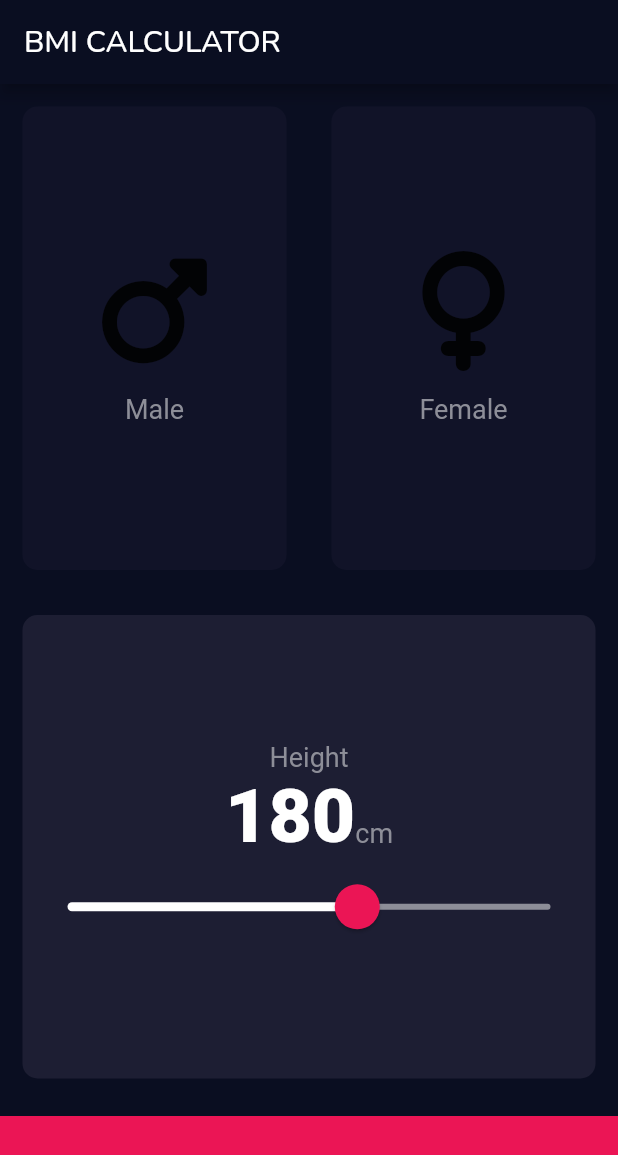
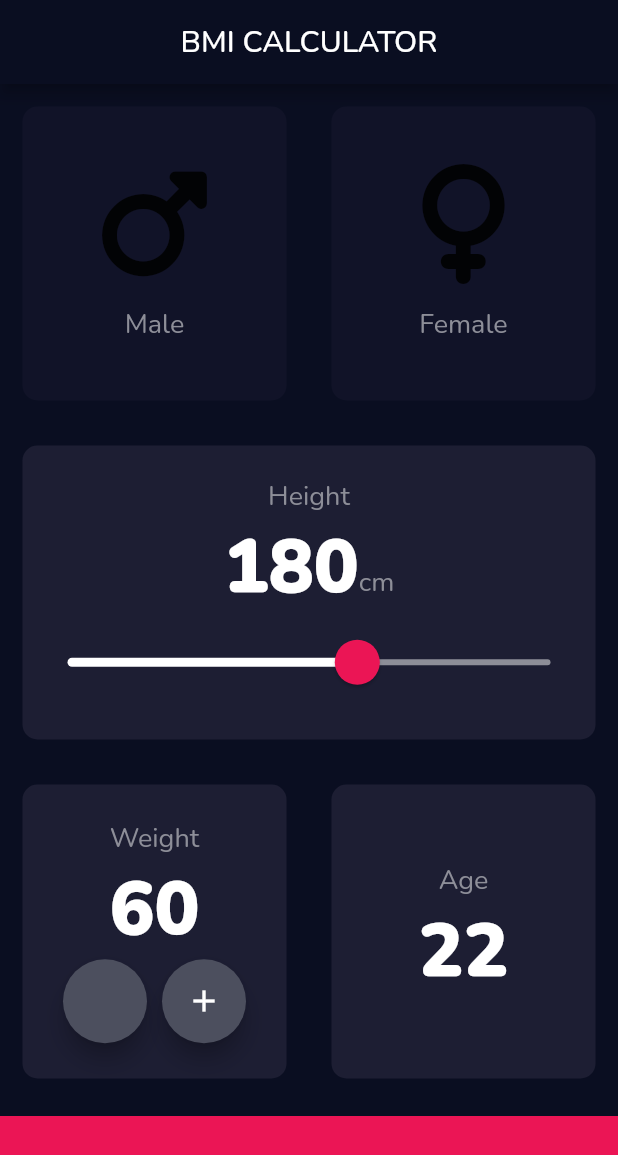
Before and after one commit to rhodinemma/hevy-flutter, a Flutter app: the screen it shows after launch, on a phone screen of 412 x 824 dp. Shown: the top 1155 px of the screen. Run offline on Flutter 3.47's test engine with Material 2 defaults, Android fonts, the phone set to English and light mode, and no system bars; our stand-ins replace font_awesome_flutter, google_fonts.

Commit message:
resolve font issue

```diff
--- a/lib/constants.dart
+++ b/lib/constants.dart
@@ -10,4 +10,3 @@ const kNumberTextStyle = TextStyle(
   fontSize: 50,
   fontWeight: FontWeight.w900,
 );
-var kMyFontStyle = GoogleFonts.nunito();
--- a/lib/main.dart
+++ b/lib/main.dart
@@ -1,6 +1,7 @@
 import 'package:flutter/material.dart';
 import 'package:flutter101/reusable_card.dart';
 import 'package:font_awesome_flutter/font_awesome_flutter.dart';
+import 'package:google_fonts/google_fonts.dart';
 
 import 'constants.dart';
 import 'icon_content.dart';
@@ -22,6 +23,7 @@ class MyApp extends StatelessWidget {
     return MaterialApp(
       debugShowCheckedModeBanner: false,
       theme: ThemeData(
+        fontFamily: "Nunito",
         textTheme: const TextTheme(
           bodyText2: TextStyle(color: Colors.white),
         ),
@@ -45,12 +47,15 @@ class HomePage extends StatefulWidget {
 class _HomePageState extends State<HomePage> {
   Gender? selectedGender;
   int height = 180;
+  int weight = 60;
+  int age = 22;
 
   @override
   Widget build(BuildContext context) {
     return Scaffold(
       appBar: AppBar(
-        title: Text('BMI CALCULATOR', style: kMyFontStyle),
+        centerTitle: true,
+        title: const Text('BMI CALCULATOR'),
       ),
       body: Column(
         crossAxisAlignment: CrossAxisAlignment.stretch,
@@ -140,22 +145,64 @@ class _HomePageState extends State<HomePage> {
               onPress: () {},
             ),
           ),
-          /*Expanded(
+          Expanded(
             child: Row(
-              children: const <Widget>[
+              children: <Widget>[
                 Expanded(
                   child: ReusableCard(
-                    colour: activeCardColor,
+                    cardChild: Column(
+                      mainAxisAlignment: MainAxisAlignment.center,
+                      children: <Widget>[
+                        const Text(
+                          'Weight',
+                          style: kLabelTextStyle,
+                        ),
+                        Text(
+                          weight.toString(),
+                          style: kNumberTextStyle,
+                        ),
+                        Row(
+                          mainAxisAlignment: MainAxisAlignment.center,
+                          children: [
+                            RoundIconButton(),
+                            const SizedBox(
+                              width: 10.0,
+                            ),
+                            FloatingActionButton(
+                              backgroundColor: const Color(0xFF4C4F5E),
+                              child: Icon(Icons.add),
+                              onPressed: () {},
+                            ),
+                          ],
+                        )
+                      ],
+                    ),
+                    colour: kActiveCardColor,
+                    onPress: () {},
                   ),
                 ),
                 Expanded(
                   child: ReusableCard(
-                    colour: activeCardColor,
+                    cardChild: Column(
+                      mainAxisAlignment: MainAxisAlignment.center,
+                      children: <Widget>[
+                        const Text(
+                          'Age',
+                          style: kLabelTextStyle,
+                        ),
+                        Text(
+                          age.toString(),
+                          style: kNumberTextStyle,
+                        ),
+                      ],
+                    ),
+                    colour: kActiveCardColor,
+                    onPress: () {},
                   ),
                 )
               ],
             ),
-          ),*/
+          ),
           Container(
             color: kBottomContainerColor,
             margin: const EdgeInsets.only(top: 10.0),
@@ -167,3 +214,21 @@ class _HomePageState extends State<HomePage> {
     );
   }
 }
+
+class RoundIconButton extends StatelessWidget {
+  const RoundIconButton({Key? key}) : super(key: key);
+
+  @override
+  Widget build(BuildContext context) {
+    return RawMaterialButton(
+      elevation: 6.0,
+      shape: const CircleBorder(),
+      fillColor: const Color(0xFF4C4F5E),
+      constraints: const BoxConstraints.tightFor(
+        width: 56.0,
+        height: 56.0,
+      ),
+      onPressed: () {},
+    );
+  }
+}
```
Also changed, not shown: pubspec.yaml (+4 -4 lines), assets/fonts/Nunito.ttf (added).
